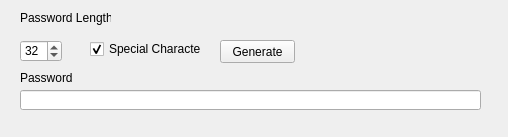
Before: the Qt Designer form widget.ui in SnakeManPMC/Password_Generator, drawn with Qt 5.
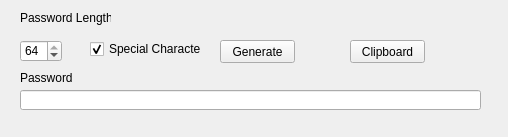
After: the same form once the commit is applied.

Commit message: Clipboard button added, increased default lenght to 64.

Patch:
```diff
--- a/widget.ui
+++ b/widget.ui
@@ -39,7 +39,7 @@
     <number>64</number>
    </property>
    <property name="value">
-    <number>32</number>
+    <number>64</number>
    </property>
   </widget>
   <widget class="QLabel" name="label">
@@ -97,6 +97,19 @@
     <string>Generate</string>
    </property>
   </widget>
+  <widget class="QPushButton" name="pushButton_Clipboard">
+   <property name="geometry">
+    <rect>
+     <x>350</x>
+     <y>40</y>
+     <width>75</width>
+     <height>23</height>
+    </rect>
+   </property>
+   <property name="text">
+    <string>Clipboard</string>
+   </property>
+  </widget>
   <zorder>spinBox</zorder>
   <zorder>label</zorder>
   <zorder>label_2</zorder>
```
Left out of the diff: 1 changed line with no effect on the pictures. The commit also changes 2 other files.
